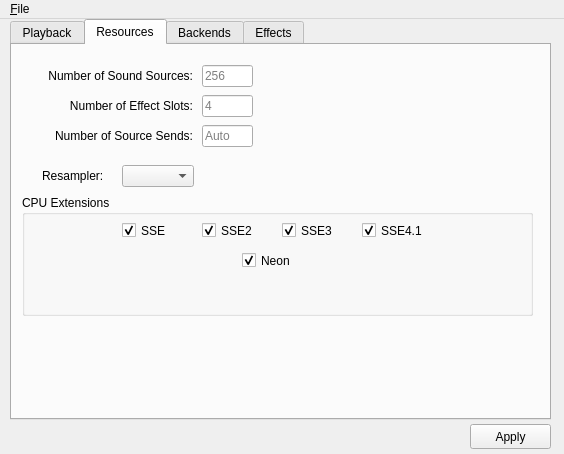
Qt form utils/alsoft-config/mainwindow.ui (kcat/openal-soft) before a commit.
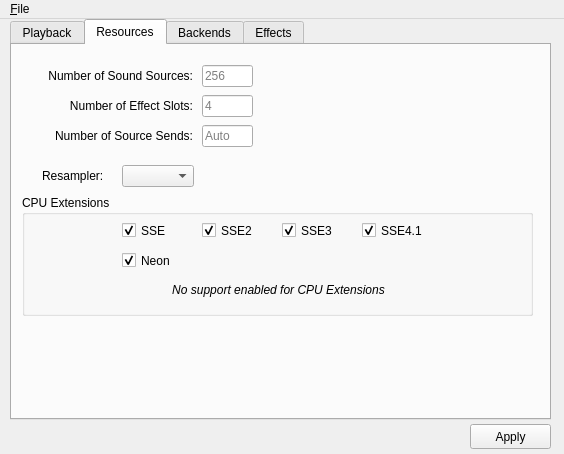
The same form after that commit. The open tabs and pages were chosen to show the change. Icons and pictures are not drawn.

Commit message: Only show certain options that are available at build-time

```diff
--- a/utils/alsoft-config/mainwindow.ui
+++ b/utils/alsoft-config/mainwindow.ui
@@ -757,7 +757,7 @@
       <widget class="QCheckBox" name="enableNeonCheckBox">
        <property name="geometry">
         <rect>
-         <x>220</x>
+         <x>100</x>
          <y>50</y>
          <width>71</width>
          <height>31</height>
@@ -802,6 +802,19 @@
         <bool>true</bool>
        </property>
       </widget>
+      <widget class="QLabel" name="cpuExtDisabledLabel">
+       <property name="geometry">
+        <rect>
+         <x>101</x>
+         <y>80</y>
+         <width>311</width>
+         <height>31</height>
+        </rect>
+       </property>
+       <property name="text">
+        <string>&lt;html&gt;&lt;head/&gt;&lt;body&gt;&lt;p align=&quot;center&quot;&gt;&lt;span style=&quot; font-style:italic;&quot;&gt;No support enabled for CPU Extensions&lt;/span&gt;&lt;/p&gt;&lt;/body&gt;&lt;/html&gt;</string>
+       </property>
+      </widget>
      </widget>
     </widget>
     <widget class="QWidget" name="tab">
```
Left out of the diff: 2 changed lines with no effect on the pictures. The commit also changes 1 other file.
